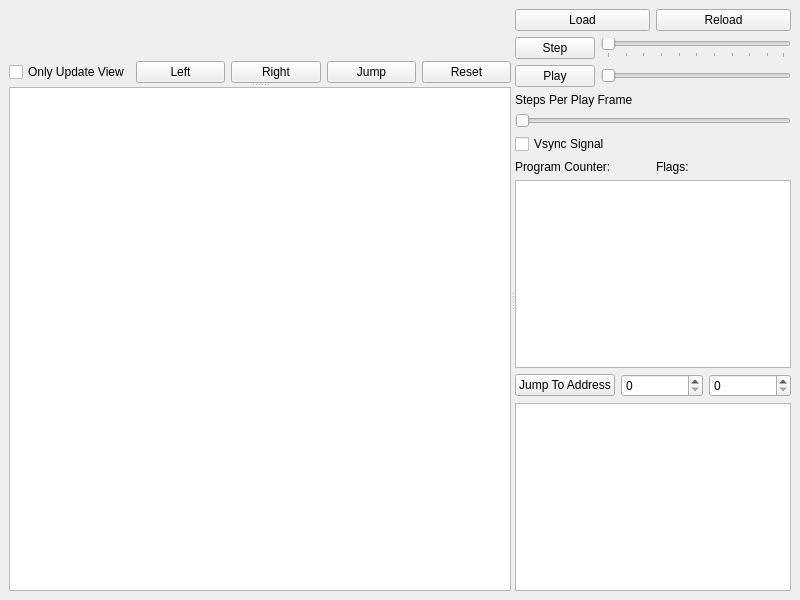
This is Simulator/mainwindow.ui in asheryoung10/ece3710 as Qt 5 draws it before an edit. The edited form follows.
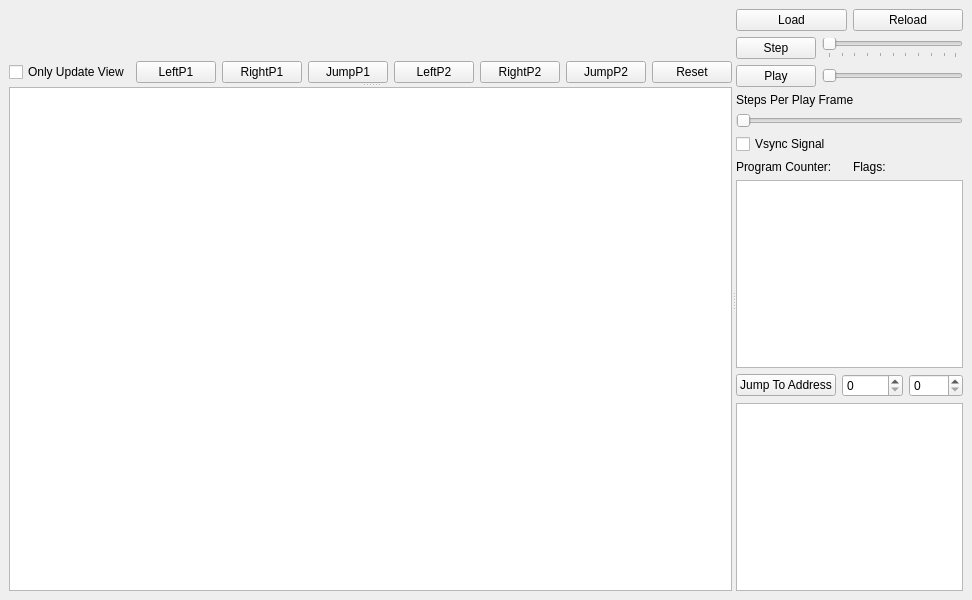
This is the edited form. Custom widgets are drawn as their Qt base class.

What changed in the file:
```diff
--- a/Simulator/mainwindow.ui
+++ b/Simulator/mainwindow.ui
@@ -41,21 +41,42 @@
            <item>
             <widget class="QPushButton" name="leftButton">
              <property name="text">
-              <string>Left</string>
+              <string>LeftP1</string>
              </property>
             </widget>
            </item>
            <item>
             <widget class="QPushButton" name="rightButton">
              <property name="text">
-              <string>Right</string>
+              <string>RightP1</string>
              </property>
             </widget>
            </item>
            <item>
             <widget class="QPushButton" name="jumpButton">
              <property name="text">
-              <string>Jump</string>
+              <string>JumpP1</string>
+             </property>
+            </widget>
+           </item>
+           <item>
+            <widget class="QPushButton" name="leftButton2">
+             <property name="text">
+              <string>LeftP2</string>
+             </property>
+            </widget>
+           </item>
+           <item>
+            <widget class="QPushButton" name="rightButton2">
+             <property name="text">
+              <string>RightP2</string>
+             </property>
+            </widget>
+           </item>
+           <item>
+            <widget class="QPushButton" name="jumpButton2">
+             <property name="text">
+              <string>JumpP2</string>
              </property>
             </widget>
            </item>
```
